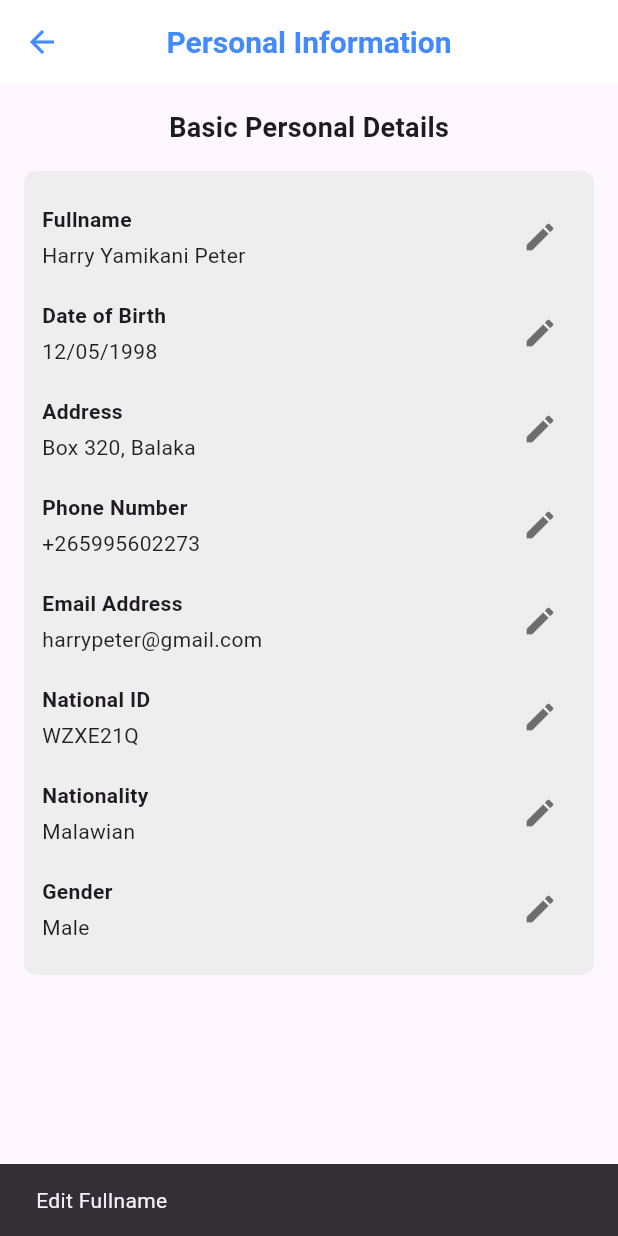
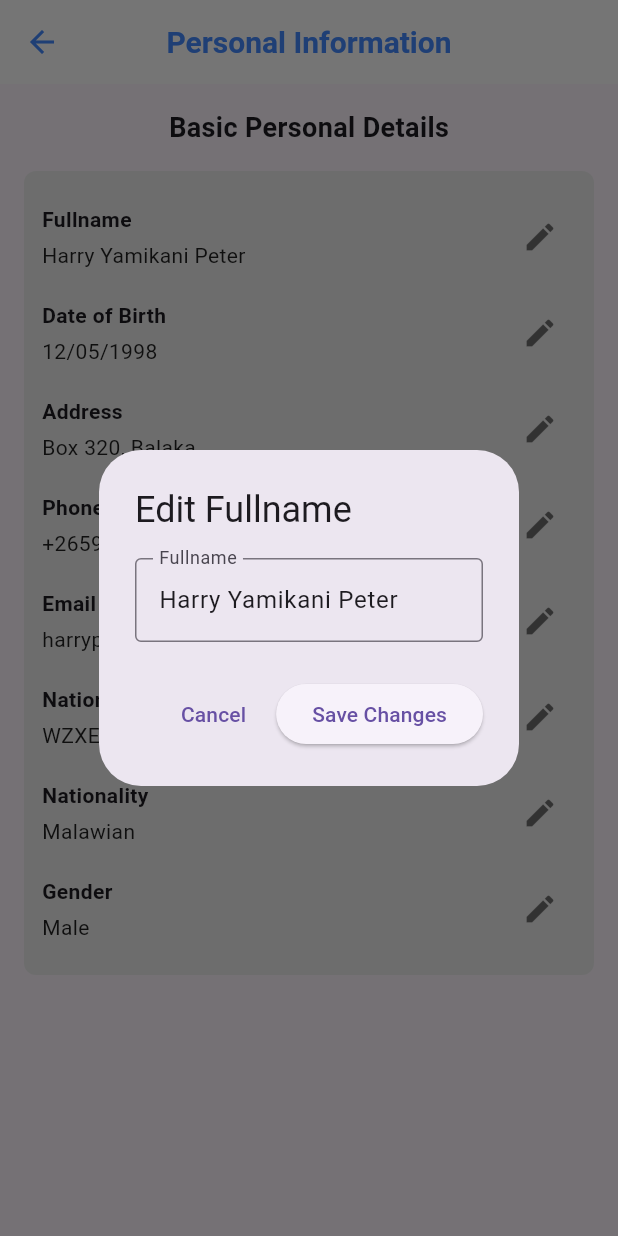
Before and after one commit to bed-com-08-20/UmoyoCard, a Flutter app: the UpdatePersonalInfoScreen screen opened directly, after a tap on the "edit" icon, on a phone screen of 412 x 824 dp. Run offline on Flutter 3.47's test engine with Material 3 defaults, Android fonts, the phone set to English and light mode, and no system bars; our stand-ins replace fl_chart, image_picker, lucide_icons, pdf, printing, shared_preferences; missing offline and left inert: google_ml_kit; accounts and stored records are empty.

Commit message:
editing personal information

```diff
--- a/lib/screens/profile/personal_information.dart
+++ b/lib/screens/profile/personal_information.dart
@@ -1,8 +1,27 @@
 import 'package:flutter/material.dart';
 
-class UpdatePersonalInfoScreen extends StatelessWidget {
+class UpdatePersonalInfoScreen extends StatefulWidget {
   // ignore: use_super_parameters
   const UpdatePersonalInfoScreen({Key? key}) : super(key: key);
+
+  @override
+  // ignore: library_private_types_in_public_api
+  _UpdatePersonalInfoScreenState createState() =>
+      _UpdatePersonalInfoScreenState();
+}
+
+class _UpdatePersonalInfoScreenState extends State<UpdatePersonalInfoScreen> {
+  // Initial personal information
+  Map<String, String> personalInfo = {
+    'Fullname': 'Harry Yamikani Peter',
+    'Date of Birth': '12/05/1998',
+    'Address': 'Box 320, Balaka',
+    'Phone Number': '+265995602273',
+    'Email Address': 'harrypeter@gmail.com',
+    'National ID': 'WZXE21Q',
+    'Nationality': 'Malawian',
+    'Gender': 'Male',
+  };
 
   @override
   Widget build(BuildContext context) {
@@ -46,16 +65,9 @@ class UpdatePersonalInfoScreen extends StatelessWidget {
                 borderRadius: BorderRadius.circular(8.0),
               ),
               child: Column(
-                children: [
-                  _buildInfoRow('Fullname', 'Harry Yamikani Peter', context),
-                  _buildInfoRow('Date of Birth', '12/05/1998', context),
-                  _buildInfoRow('Address', 'Box 320, Balaka', context),
-                  _buildInfoRow('Phone Number', '+265995602273', context),
-                  _buildInfoRow('Email Address', 'harrypeter@gmail.com', context),
-                  _buildInfoRow('National ID', 'WZXE21Q', context),
-                  _buildInfoRow('Nationality', 'Malawian', context),
-                  _buildInfoRow('Gender', 'Male', context),
-                ],
+                children: personalInfo.entries.map((entry) {
+                  return _buildInfoRow(entry.key, entry.value, context);
+                }).toList(),
               ),
             ),
           ],
@@ -65,7 +77,7 @@ class UpdatePersonalInfoScreen extends StatelessWidget {
   }
 
   Widget _buildInfoRow(String label, String value, BuildContext context) {
-    return Padding(
+    return SingleChildScrollView(
       padding: const EdgeInsets.symmetric(vertical: 8.0),
       child: Row(
         mainAxisAlignment: MainAxisAlignment.spaceBetween,
@@ -84,13 +96,53 @@ class UpdatePersonalInfoScreen extends StatelessWidget {
           IconButton(
             icon: const Icon(Icons.edit, color: Colors.black54),
             onPressed: () {
-              ScaffoldMessenger.of(context).showSnackBar(
-                SnackBar(content: Text('Edit $label')),
-              );
+              _showEditDialog(context, label, value);
             },
           ),
         ],
       ),
     );
   }
+
+  // Show a dialog for editing
+  void _showEditDialog(BuildContext context, String label, String currentValue) {
+    TextEditingController controller = TextEditingController(text: currentValue);
+
+    showDialog(
+      context: context,
+      builder: (BuildContext context) {
+        return AlertDialog(
+          title: Text('Edit $label'),
+          content: TextField(
+            controller: controller,
+            decoration: InputDecoration(
+              labelText: label,
+              border: OutlineInputBorder(),
+            ),
+          ),
+          actions: [
+            TextButton(
+              onPressed: () {
+                Navigator.of(context).pop(); // Close the dialog
+              },
+              child: const Text('Cancel'),
+            ),
+            ElevatedButton(
+              onPressed: () {
+                setState(() {
+                  // Update the personal info with the new value
+                  personalInfo[label] = controller.text;
+                });
+                Navigator.of(context).pop(); // Close the dialog
+                ScaffoldMessenger.of(context).showSnackBar(
+                  SnackBar(content: Text('$label updated successfully')),
+                );
+              },
+              child: const Text('Save Changes'),
+            ),
+          ],
+        );
+      },
+    );
+  }
 }
```
